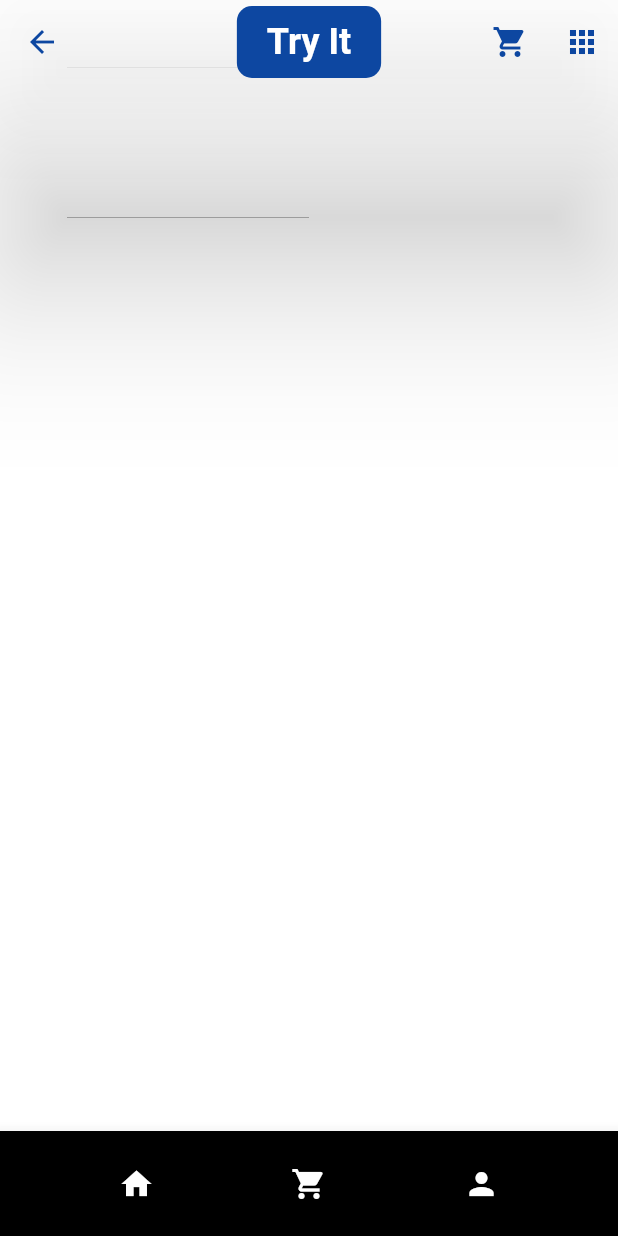
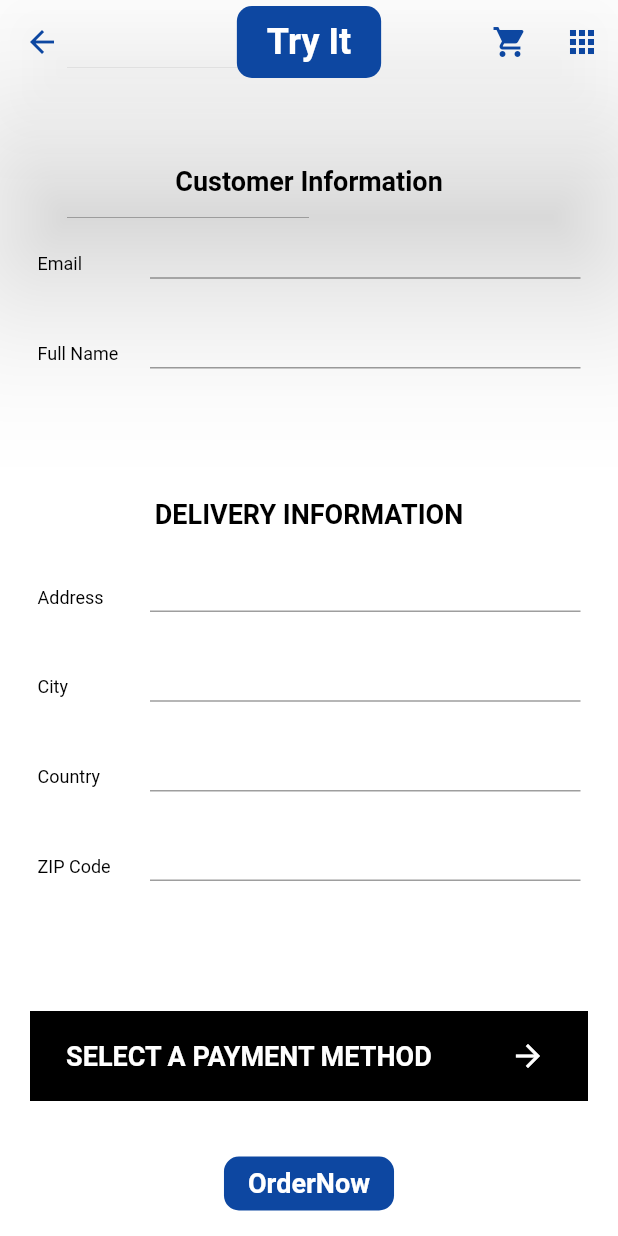
Before and after one commit to KimtaiKogoKevin/TryIt_Customer, a Flutter app: the CheckoutScreen screen opened by its route, on a phone screen of 412 x 824 dp. Run offline on Flutter 3.47's test engine with Material 2 defaults, Android fonts, the phone set to English and light mode, and no system bars; our stand-ins replace bloc, cached_network_image, carousel_slider, cloud_firestore, equatable, firebase_auth and 5 more; missing offline and left inert: dart:ffi, flutterfire_ui; accounts and stored records are empty; Roboto replaces fonts that are missing (Avenir).

Commit message:
order now screen to be revised

```diff
--- /dev/null
+++ b/lib/blocs/checkout/checkout_bloc.dart
@@ -0,0 +1,105 @@
+import 'dart:async';
+
+import 'package:bloc/bloc.dart';
+import 'package:equatable/equatable.dart';
+import '../../models/Product.dart';
+import '../../models/cart_model.dart';
+import '../../models/checkout_model.dart';
+import '../../repositories/checkout/checkout_repository.dart';
+import '../cart/cart_bloc.dart';
+import '/blocs/blocs.dart';
+
+part 'checkout_event.dart';
+part 'checkout_state.dart';
+
+class CheckoutBloc extends Bloc<CheckoutEvent, CheckoutState> {
+  final CartBloc _cartBloc;
+  // final PaymentBloc _paymentBloc;
+  final CheckoutRepository _checkoutRepository;
+  StreamSubscription? _cartSubscription;
+  StreamSubscription? _paymentSubscription;
+  StreamSubscription? _checkoutSubscription;
+
+  CheckoutBloc({
+    required CartBloc cartBloc,
+    // required PaymentBloc paymentBloc,
+    required CheckoutRepository checkoutRepository,
+  })  : _cartBloc = cartBloc,
+        // _paymentBloc = paymentBloc,
+        _checkoutRepository = checkoutRepository,
+        super(
+        cartBloc.state is CartLoaded
+            ? CheckoutLoaded(
+          products: (cartBloc.state as CartLoaded).cart.products,
+          deliveryFee:
+          (cartBloc.state as CartLoaded).cart.deliveryFeeString,
+          subtotal: (cartBloc.state as CartLoaded).cart.subtotalString,
+          total: (cartBloc.state as CartLoaded).cart.totalString,
+        )
+            : CheckoutLoading(),
+      ) {
+    on<UpdateCheckout>(_onUpdateCheckout);
+    on<ConfirmCheckout>(_onConfirmCheckout);
+
+    _cartSubscription = _cartBloc.stream.listen(
+          (state) {
+        if (state is CartLoaded)
+          add(
+            UpdateCheckout(cart: state.cart),
+          );
+      },
+    );
+
+    // _paymentSubscription = _paymentBloc.stream.listen((state) {
+    //   if (state is PaymentLoaded) {
+    //     add(
+    //       UpdateCheckout(paymentMethod: state.paymentMethod),
+    //     );
+    //   }
+    // });
+  }
+
+  void _onUpdateCheckout(
+      UpdateCheckout event,
+      Emitter<CheckoutState> emit,
+      ) {
+    if (this.state is CheckoutLoaded) {
+      final state = this.state as CheckoutLoaded;
+      emit(
+        CheckoutLoaded(
+          email: event.email ?? state.email,
+          fullName: event.fullName ?? state.fullName,
+          products: event.cart?.products ?? state.products,
+          deliveryFee: event.cart?.deliveryFeeString ?? state.deliveryFee,
+          subtotal: event.cart?.subtotalString ?? state.subtotal,
+          total: event.cart?.totalString ?? state.total,
+          address: event.address ?? state.address,
+          city: event.city ?? state.city,
+          country: event.country ?? state.country,
+          zipCode: event.zipCode ?? state.zipCode,
+          // paymentMethod: event.paymentMethod ?? state.paymentMethod
+        ),
+      );
+    }
+  }
+
+  void _onConfirmCheckout(
+      ConfirmCheckout event,
+      Emitter<CheckoutState> emit,
+      ) async {
+    _checkoutSubscription?.cancel();
+    if (this.state is CheckoutLoaded) {
+      try {
+        await _checkoutRepository.addCheckout(event.checkout);
+        print('Done');
+        emit(CheckoutLoading());
+      } catch (_) {}
+    }
+  }
+
+  @override
+  Future<void> close() {
+    _cartSubscription?.cancel();
+    return super.close();
+  }
+}
--- /dev/null
+++ b/lib/blocs/checkout/checkout_event.dart
@@ -0,0 +1,51 @@
+part of 'checkout_bloc.dart';
+
+abstract class CheckoutEvent extends Equatable {
+  const CheckoutEvent();
+
+  @override
+  List<Object?> get props => [];
+}
+
+class UpdateCheckout extends CheckoutEvent {
+  final String? fullName;
+  final String? email;
+  final String? address;
+  final String? city;
+  final String? country;
+  final String? zipCode;
+  final Cart? cart;
+  // final PaymentMethod? paymentMethod;
+
+  UpdateCheckout({
+    this.fullName,
+    this.email,
+    this.address,
+    this.city,
+    this.country,
+    this.zipCode,
+    this.cart,
+    // this.paymentMethod,
+  });
+
+  @override
+  List<Object?> get props => [
+    fullName,
+    email,
+    address,
+    city,
+    country,
+    zipCode,
+    cart,
+    // paymentMethod,
+  ];
+}
+
+class ConfirmCheckout extends CheckoutEvent {
+  final Checkout checkout;
+
+  const ConfirmCheckout({required this.checkout});
+
+  @override
+  List<Object?> get props => [checkout];
+}
--- /dev/null
+++ b/lib/blocs/checkout/checkout_state.dart
@@ -0,0 +1,66 @@
+part of 'checkout_bloc.dart';
+
+abstract class CheckoutState extends Equatable {
+  const CheckoutState();
+
+  @override
+  List<Object?> get props => [];
+}
+
+class CheckoutLoading extends CheckoutState {}
+
+class CheckoutLoaded extends CheckoutState {
+  final String? fullName;
+  final String? email;
+  final String? address;
+  final String? city;
+  final String? country;
+  final String? zipCode;
+  final List<Product>? products;
+  final String? subtotal;
+  final String? deliveryFee;
+  final String? total;
+  final Checkout checkout;
+  // final PaymentMethod paymentMethod;
+
+  CheckoutLoaded({
+    this.fullName,
+    this.email,
+    this.address,
+    this.city,
+    this.country,
+    this.zipCode,
+    this.products,
+    this.subtotal,
+    this.deliveryFee,
+    this.total,
+    // this.paymentMethod = PaymentMethod.google_pay,
+  }) : checkout = Checkout(
+    fullName: fullName,
+    email: email,
+    address: address,
+    city: city,
+    country: country,
+    zipCode: zipCode,
+    products: products,
+    subtotal: subtotal,
+    deliveryFee: deliveryFee,
+    total: total,
+  );
+
+  @override
+  List<Object?> get props => [
+    fullName,
+    email,
+    address,
+    city,
+    country,
+    zipCode,
+    products,
+    subtotal,
+    deliveryFee,
+    total,
+    checkout,
+    // paymentMethod,
+  ];
+}
--- a/lib/main.dart
+++ b/lib/main.dart
@@ -8,6 +8,7 @@ import 'package:tryit_customer_app/config/app_router.dart';
 import 'package:tryit_customer_app/models/CartController.dart';
 import 'package:tryit_customer_app/repositories/categories/category_repository.dart';
 import 'package:tryit_customer_app/repositories/products/product_repository.dart';
+import 'package:tryit_customer_app/screens/home/Widget/cart/Checkout.dart';
 import 'package:tryit_customer_app/screens/home/home.dart';
 import 'package:tryit_customer_app/screens/splashscreen.dart';
 import 'package:firebase_core/firebase_core.dart';
@@ -56,7 +57,7 @@ class MyApp extends StatelessWidget {
           theme: theme(),
          // home: const HomeScreen(),
            onGenerateRoute: AppRouter.onGenerateRoute,
-           initialRoute: HomeScreen.routeName,
+           initialRoute: CheckoutScreen.routeName,
          //  routes: {
          //    '/': (context) => SplashScreen(),
          //    '/login': (context) => LoginPage(),
--- /dev/null
+++ b/lib/models/checkout_model.dart
@@ -0,0 +1,61 @@
+import 'package:equatable/equatable.dart';
+
+import 'Product.dart';
+
+class Checkout extends Equatable {
+  final String? fullName;
+  final String? email;
+  final String? address;
+  final String? city;
+  final String? country;
+  final String? zipCode;
+  final List<Product>? products;
+  final String? subtotal;
+  final String? deliveryFee;
+  final String? total;
+
+  const Checkout({
+    required this.fullName,
+    required this.email,
+    required this.address,
+    required this.city,
+    required this.country,
+    required this.zipCode,
+    required this.products,
+    required this.subtotal,
+    required this.deliveryFee,
+    required this.total,
+  });
+
+  @override
+  List<Object?> get props => [
+    fullName,
+    email,
+    address,
+    city,
+    country,
+    zipCode,
+    products,
+    subtotal,
+    deliveryFee,
+    total,
+  ];
+
+  Map<String, Object> toDocument() {
+    Map customerAddress = Map();
+    customerAddress['address'] = address;
+    customerAddress['city'] = city;
+    customerAddress['country'] = country;
+    customerAddress['zipCode'] = zipCode;
+
+    return {
+      'customerAddress': customerAddress,
+      'customerName': fullName!,
+      'customerEmail': email!,
+      'products': products!.map((product) => product.productName).toList(),
+      'subtotal': subtotal!,
+      'deliveryFee': deliveryFee!,
+      'total': total!
+    };
+  }
+}
--- /dev/null
+++ b/lib/repositories/checkout/base_checkout_repository.dart
@@ -0,0 +1,6 @@
+
+import '../../models/checkout_model.dart';
+
+abstract class BaseCheckoutRepository {
+  Future<void> addCheckout(Checkout checkout);
+}
--- /dev/null
+++ b/lib/repositories/checkout/checkout_repository.dart
@@ -0,0 +1,16 @@
+import 'package:cloud_firestore/cloud_firestore.dart';
+import '/models/checkout_model.dart';
+import '/repositories/checkout/base_checkout_repository.dart';
+
+class CheckoutRepository extends BaseCheckoutRepository {
+  final FirebaseFirestore _firebaseFirestore;
+
+  CheckoutRepository({
+    FirebaseFirestore? firebaseFirestore,
+  }) : _firebaseFirestore = firebaseFirestore ?? FirebaseFirestore.instance;
+
+  @override
+  Future<void> addCheckout(Checkout checkout) {
+    return _firebaseFirestore.collection('checkout').add(checkout.toDocument());
+  }
+}
--- a/lib/screens/cart/cart_screen.dart
+++ b/lib/screens/cart/cart_screen.dart
@@ -22,7 +22,8 @@ class CartScreen extends StatelessWidget {
   Widget build(BuildContext context) {
     return Scaffold(
         appBar: const CustomAppBar(),
-        bottomNavigationBar: BottomAppBar(
+        bottomNavigationBar:
+        BottomAppBar(
           elevation: 0,
           color: Colors.white,
           child: SizedBox(
--- a/lib/screens/home/Widget/cart/Checkout.dart
+++ b/lib/screens/home/Widget/cart/Checkout.dart
@@ -1,7 +1,10 @@
 import 'package:flutter/material.dart';
+import 'package:flutter_bloc/flutter_bloc.dart';
 import 'package:tryit_customer_app/screens/home/Widget/custom_appBar.dart';
 
+import '../../../../blocs/checkout/checkout_bloc.dart';
 import '../BottomNavBar/customNavBar.dart';
+import '../custom_text_formfield.dart';
 
 class CheckoutScreen extends StatelessWidget {
 
@@ -16,9 +19,132 @@ class CheckoutScreen extends StatelessWidget {
   @override
   Widget build(BuildContext context) {
     return Scaffold(
-      body: Container(),
+      body: Padding(
+        padding: const EdgeInsets.all(20.0),
+        child: Column(
+          mainAxisAlignment: MainAxisAlignment.spaceBetween,
+          children:[
+            Text("Customer Information", style: Theme.of(context).textTheme.headline3),
+            CustomTextFormField(
+              title: 'Email',
+              onChanged: (value) {
+                context
+                    .read<CheckoutBloc>()
+                    .add(UpdateCheckout(email: value));
+              },
+            ),
+            CustomTextFormField(
+              title: 'Full Name',
+              onChanged: (value) {
+                context
+                    .read<CheckoutBloc>()
+                    .add(UpdateCheckout(fullName: value));
+              },
+            ),
+            SizedBox(height: 20),
+            Text(
+              'DELIVERY INFORMATION',
+              style: Theme.of(context).textTheme.headline3,
+            ),
+            CustomTextFormField(
+              title: 'Address',
+              onChanged: (value) {
+                context
+                    .read<CheckoutBloc>()
+                    .add(UpdateCheckout(address: value));
+              },
+            ),
+            CustomTextFormField(
+              title: 'City',
+              onChanged: (value) {
+                context
+                    .read<CheckoutBloc>()
+                    .add(UpdateCheckout(city: value));
+              },
+            ),
+            CustomTextFormField(
+              title: 'Country',
+              onChanged: (value) {
+                context
+                    .read<CheckoutBloc>()
+                    .add(UpdateCheckout(country: value));
+              },
+            ),
+            CustomTextFormField(
+              title: 'ZIP Code',
+              onChanged: (value) {
+                context
+                    .read<CheckoutBloc>()
+                    .add(UpdateCheckout(zipCode: value));
+              },
+            ),
+            SizedBox(height: 20),
+            Container(
+              height: 60,
+              alignment: Alignment.bottomCenter,
+              decoration: BoxDecoration(color: Colors.black),
+              child: Row(
+                mainAxisAlignment: MainAxisAlignment.spaceAround,
+                children: [
+                  Center(
+                    child: TextButton(
+                      onPressed: () {
+                        Navigator.pushNamed(
+                          context,
+                          '/payment-selection',
+                        );
+                      },
+                      child: Text(
+                        'SELECT A PAYMENT METHOD',
+                        style: Theme.of(context)
+                            .textTheme
+                            .headline3!
+                            .copyWith(color: Colors.white),
+                      ),
+                    ),
+                  ),
+                  IconButton(
+                    onPressed: () {},
+                    icon: Icon(
+                      Icons.arrow_forward,
+                      color: Colors.white,
+                    ),
+                  )
+                ],
+              ),
+            ),
+          ]
+        ),
+      ),
       appBar: CustomAppBar(),
-      bottomNavigationBar: CustomNavBar(screen: '',),
+      bottomNavigationBar:   BottomAppBar(
+        elevation: 0,
+        color: Colors.white,
+        child: SizedBox(
+          height: 70,
+          child: Row(
+              mainAxisAlignment: MainAxisAlignment.spaceEvenly,
+              children: [
+                ElevatedButton(
+                  style: ElevatedButton.styleFrom(
+                      primary: Theme.of(context).primaryColor,
+                      shape: RoundedRectangleBorder(
+                          borderRadius: BorderRadius.circular(10)),
+                      elevation: 0),
+                  onPressed: () {
+                    Navigator.pushNamed(context, '/orderNow');
+                  },
+                  child: Text(
+                    'OrderNow',
+                    style: Theme.of(context)
+                        .textTheme
+                        .headline3!
+                        .copyWith(color: Colors.white),
+                  ),
+                )
+              ]),
+        ),
+      ),
     );
   }
 }
--- /dev/null
+++ b/lib/screens/home/Widget/custom_text_formfield.dart
@@ -0,0 +1,42 @@
+import 'package:flutter/material.dart';
+
+class CustomTextFormField extends StatelessWidget {
+  const CustomTextFormField({
+    Key? key,
+    required this.title,
+    this.onChanged,
+  }) : super(key: key);
+
+  final String title;
+  final Function(String)? onChanged;
+
+  @override
+  Widget build(BuildContext context) {
+    return Padding(
+      padding: const EdgeInsets.all(5.0),
+      child: Row(
+        children: [
+          SizedBox(
+            width: 75,
+            child: Text(
+              title,
+              style: Theme.of(context).textTheme.bodyText1,
+            ),
+          ),
+          Expanded(
+            child: TextFormField(
+              onChanged: onChanged,
+              decoration: InputDecoration(
+                isDense: true,
+                contentPadding: const EdgeInsets.only(left: 10),
+                focusedBorder: UnderlineInputBorder(
+                  borderSide: BorderSide(color: Colors.black),
+                ),
+              ),
+            ),
+          ),
+        ],
+      ),
+    );
+  }
+}
--- a/lib/screens/home/Widget/homebody.dart
+++ b/lib/screens/home/Widget/homebody.dart
@@ -24,7 +24,7 @@ class HomeBody extends StatelessWidget {
           NewArrivals(),
           const CategoryCarousel(),
          // const CategoryWidget(),
-          RecommendedItem(),
+          const RecommendedItem(),
         ],
       ),
     );
```
Also changed, not shown: lib/blocs/catgeory/view.dart (deleted, +0 -22 lines).
